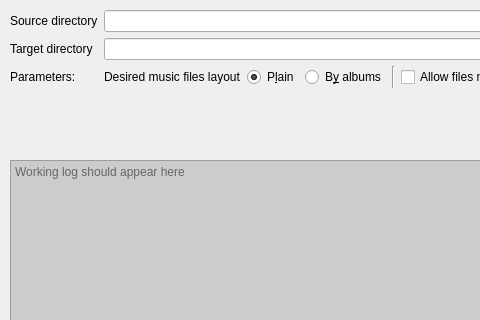
plartemyev/yamo, file ui_resources/music_sort.ui: the form before one commit; both pictures show x 0 to 480 and y 0 to 320 of the 800 by 540 pixel window.
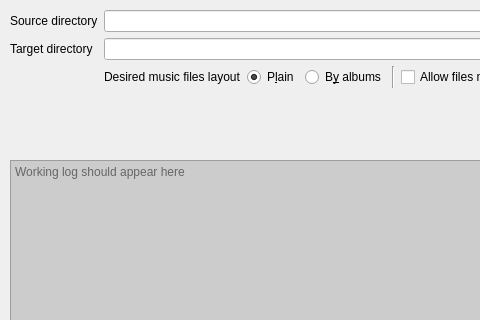
The form after the commit. Icons and pictures are not drawn.

Commit message: Qt design form cleanup.

```diff
--- a/ui_resources/music_sort.ui
+++ b/ui_resources/music_sort.ui
@@ -90,13 +90,6 @@
        </item>
       </layout>
      </item>
-     <item row="2" column="0">
-      <widget class="QLabel" name="parametersBlockLabel">
-       <property name="text">
-        <string>Parameters:</string>
-       </property>
-      </widget>
-     </item>
      <item row="2" column="1">
       <layout class="QHBoxLayout" name="selectablesBlock">
        <item>
```
Left out of the diff: 23 changed lines with no effect on the pictures. The commit also changes 1 other file.
